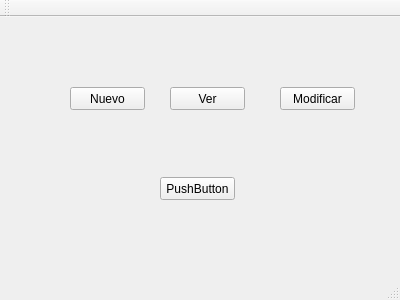
First picture: the form in mainwindow.ui, repository ragingdemon/DB_text, before the edit.
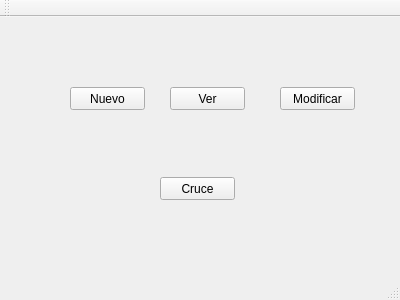
Second picture: the form after the edit.

Commit message:
buscar y cruces
corregir cruce segmentation fault

```diff
--- a/mainwindow.ui
+++ b/mainwindow.ui
@@ -63,7 +63,7 @@
      </rect>
     </property>
     <property name="text">
-     <string>PushButton</string>
+     <string>Cruce</string>
     </property>
    </widget>
   </widget>
```
Left out of the diff: 2 changed lines with no effect on the pictures. The commit also changes 17 other files.
